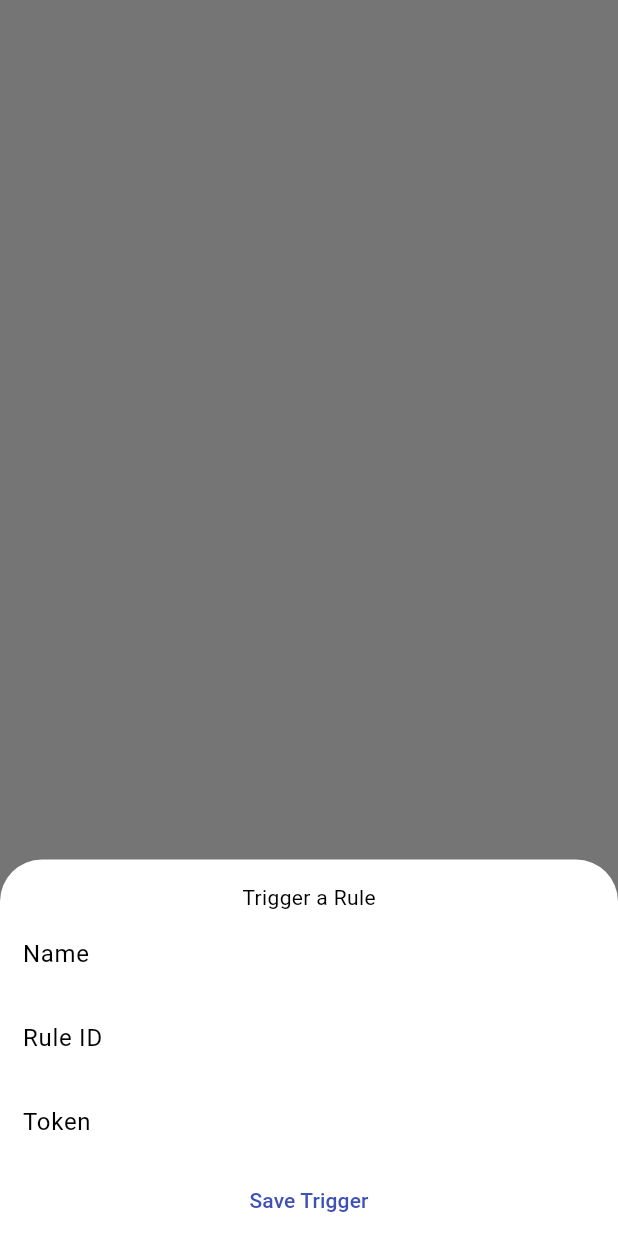
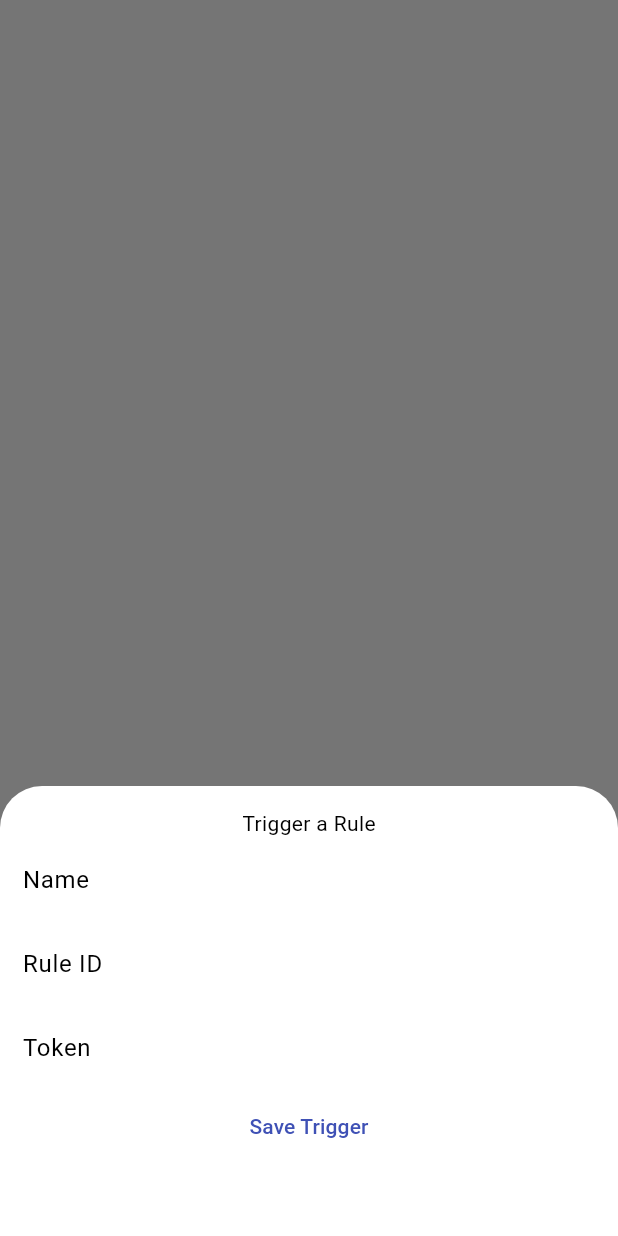
Before and after one commit to deathblade666/sequence_api_client, a Flutter app: the TransferRules screen opened directly, after a tap on the "add" icon, on a phone screen of 412 x 824 dp. Run offline on Flutter 3.47's test engine with Material 3 defaults, Android fonts, the phone set to English and light mode, and no system bars; drawn by our look-alikes of dynamic_color; our stand-ins replace flutter_colorpicker, flutter_dotenv, sqflite, sqflite_common_ffi; missing offline and left inert: encrypt; accounts and stored records are empty; statements that could not run were skipped.

Commit message:
adjust add tag button, add sizedbox to rule modal.

```diff
--- a/lib/pages/accounts.dart
+++ b/lib/pages/accounts.dart
@@ -433,12 +433,12 @@ class AccountPageState extends State<AccountPage> {
                                                     child: Container(
                                                       padding: EdgeInsets.symmetric(horizontal: 12, vertical: 6),
                                                       decoration: BoxDecoration(
-                                                        color: Colors.blueAccent,
+                                                        color: Colors.lightBlueAccent.shade100,
                                                         borderRadius: BorderRadius.circular(20),
                                                       ),
                                                       child: Text(
-                                                        'Add Tag',
-                                                        style: TextStyle(fontSize: 12, color: Colors.white),
+                                                        'Create New Tag',
+                                                        style: TextStyle(fontSize: 12, color: Colors.black),
                                                       ),
                                                     ),
                                                   ),
--- a/lib/pages/rules.dart
+++ b/lib/pages/rules.dart
@@ -64,7 +64,9 @@ class _TransferRulesState extends State<TransferRules>{
       floatingActionButton: IconButton.filled(
         onPressed: () async {
           await showModalBottomSheet(context: context, builder: (BuildContext context){
-            return Column(
+            return SizedBox(
+              height: 300,
+              child: Column(
                 mainAxisSize: MainAxisSize.min,
                 children: [
                   Padding(padding: EdgeInsetsGeometry.directional(top: 15)),
@@ -126,6 +128,7 @@ class _TransferRulesState extends State<TransferRules>{
                     ),
                   )
                 ],
+              ),
             );
           });
         },
@@ -167,6 +170,8 @@ class _TransferRulesState extends State<TransferRules>{
                 showModalBottomSheet(context: context, builder: (BuildContext context) {
                   return Padding(
                     padding: const EdgeInsets.all(20),
+                    child: SizedBox(
+                      height: 300,
                       child: Column(
                         mainAxisSize: MainAxisSize.min,
                         children: [
@@ -257,6 +262,7 @@ class _TransferRulesState extends State<TransferRules>{
                           ),
                         ],
                       ),
+                    ),
                   );
                 });
               },
```
Lines whose indentation alone changed are shown as unchanged.
